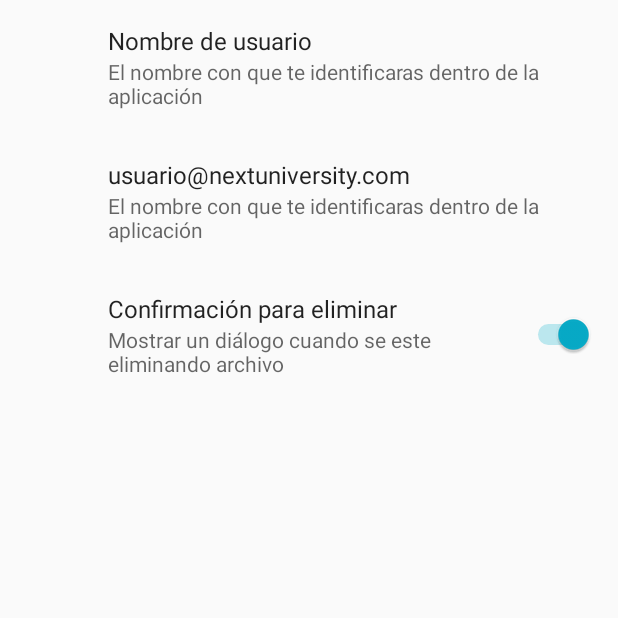
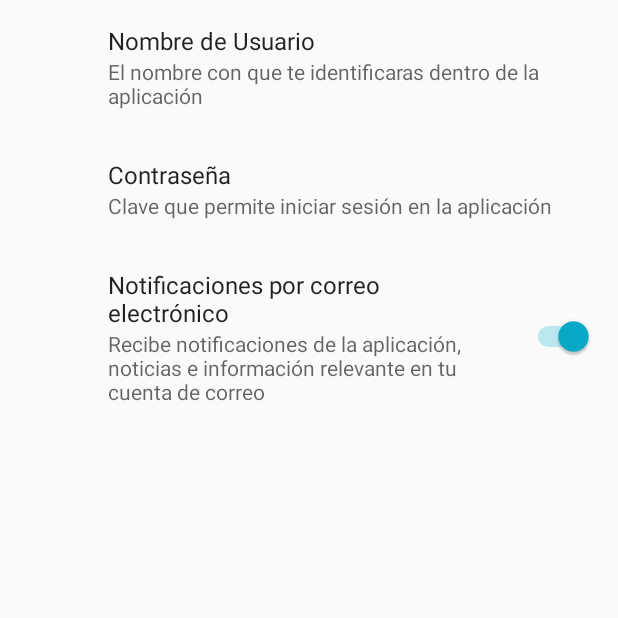
Before and after one commit to liyi85/ParkingControl, an Android app: the Main2Activity screen opened directly, with no data from a screen before it, in the side drawer, after a tap on "Mi cuenta", on a phone screen of 412 x 824 dp, the top half of it. Run offline under Robolectric (Android 15) with nearby library versions, the phone set to English and light mode, and no system bars; our stand-ins replace androidx.preference; network calls fail.

Commit message:
Actualizacion de configuracion de usuario

```diff
--- a/app/src/main/java/com/example/andrearodriguez/parkingcontrol/CuentaFragment.java
+++ b/app/src/main/java/com/example/andrearodriguez/parkingcontrol/CuentaFragment.java
@@ -22,4 +22,5 @@ public class CuentaFragment extends PreferenceFragmentCompat {
             activity2.navigationView.setCheckedItem(R.id.nav_cuenta);
         }
     }
+
 }
--- a/app/src/main/java/com/example/andrearodriguez/parkingcontrol/Main2Activity.java
+++ b/app/src/main/java/com/example/andrearodriguez/parkingcontrol/Main2Activity.java
@@ -13,6 +13,7 @@ import android.support.v4.view.GravityCompat;
 import android.support.v4.widget.DrawerLayout;
 import android.support.v7.app.ActionBarDrawerToggle;
 import android.support.v7.app.AppCompatActivity;
+import android.support.v7.preference.PreferenceManager;
 import android.support.v7.widget.GridLayoutManager;
 import android.support.v7.widget.RecyclerView;
 import android.support.v7.widget.Toolbar;
@@ -25,8 +26,6 @@ import android.widget.Toast;
 import com.example.andrearodriguez.parkingcontrol.adapter.RegistroAdapter;
 
 import java.io.IOException;
-
-import static com.example.andrearodriguez.parkingcontrol.PreferencesConstants.KEY_USERNAME;
 
 /**
  * Created by andrearodriguez on 11/9/17.
@@ -43,6 +42,7 @@ class Main2Activity extends AppCompatActivity
     TextView textUsername;
     TextView textUseremail;
     private RegistroAdapter adapter;
+    View header;
 
     private final int REQUEST_CODE = 1;
     private final String[] PERMISOS = {
@@ -65,9 +65,6 @@ class Main2Activity extends AppCompatActivity
 
         pref = getSharedPreferences(PreferencesConstants.PREFERENCE_NAME, MODE_PRIVATE);
 
-        Bundle datos = this.getIntent().getExtras();
-        String currenUser = datos.getString(KEY_USERNAME);
-
         drawerLayout = (DrawerLayout) findViewById(R.id.drawer_layout);
 
         Fragment fragment = new ParkingFragment();
@@ -78,14 +75,7 @@ class Main2Activity extends AppCompatActivity
         navigationView = (NavigationView) findViewById(R.id.nav_view);
         if (navigationView != null)
             navigationView.setNavigationItemSelectedListener(this);
-
-        View headerView = navigationView.getHeaderView(0);
-
-        textUsername = (TextView) headerView.findViewById(R.id.text_name);
-        textUsername.setText(currenUser);
-
-        textUseremail = (TextView) headerView.findViewById(R.id.text_email);
-        textUseremail.setText(currenUser+"@example.com");
+        header = navigationView.getHeaderView(0);
 
     }
 
@@ -105,6 +95,10 @@ class Main2Activity extends AppCompatActivity
         drawerLayout.addDrawerListener(toogle);
         toogle.syncState();
 
+        String username = pref.getString(PreferencesConstants.KEY_USERNAME, null);
+
+        updateUsername(username);
+
         if (tipo) {
 
             RecyclerView recyclerView = (RecyclerView) findViewById(R.id.recycler_view);
@@ -120,6 +114,23 @@ class Main2Activity extends AppCompatActivity
             recyclerView.setHasFixedSize(true);
             recyclerView.setLayoutManager(new GridLayoutManager(this, 2));
             recyclerView.setAdapter(adapter);
+        }
+    }
+
+    private void updateUsername(String usuario) {
+        textUsername = (TextView) header.findViewById(R.id.text_name);
+        textUsername.setText(usuario);
+
+        textUseremail = (TextView) header.findViewById(R.id.text_email);
+        textUseremail.setText(usuario+"@example.com");
+
+        SharedPreferences configuraciones = PreferenceManager.getDefaultSharedPreferences(this);
+        String nombre = configuraciones.getString("nombre_de_usuario", null);
+        String email = configuraciones.getString("nombre_de_usuario", null);
+
+        if (textUsername != null && textUseremail !=null) {
+            textUsername.setText(nombre);
+            textUseremail.setText(email + "@ejemplo.com");
         }
     }
 
@@ -173,4 +184,5 @@ class Main2Activity extends AppCompatActivity
             updateView("ParkingControl", "Paruqeos", true);
         adapter.notifyDataSetChanged();
     }
+
 }
--- a/app/src/main/res/layout/fragment_cuenta.xml
+++ b/app/src/main/res/layout/fragment_cuenta.xml
@@ -5,6 +5,10 @@
     android:layout_height="match_parent"
     android:fitsSystemWindows="true"
     tools:context=".Main2Activity">
+
+    <RelativeLayout
+        android:layout_width="match_parent"
+        android:layout_height="match_parent">
 
 
         <android.support.design.widget.AppBarLayout
@@ -22,4 +26,12 @@
 
         </android.support.design.widget.AppBarLayout>
 
+    <FrameLayout
+        android:layout_below="@+id/appBar"
+        android:layout_width="match_parent"
+        android:layout_height="fill_parent"
+        android:id="@android:id/list_container"
+        tools:ignore="NewApi" />
+    </RelativeLayout>
+
 </android.support.design.widget.CoordinatorLayout>
--- a/app/src/main/res/values/strings.xml
+++ b/app/src/main/res/values/strings.xml
@@ -27,11 +27,11 @@
     <string name="registrar">REGISTRAR</string>
     <string name="registrar_parqueo">Registrar parqueo</string>
 
-    <string name="title_name">Nombre de usuario</string>
     <string name="summary_name">El nombre con que te identificaras dentro de la aplicación</string>
-    <string name="default_name">usuario@nextuniversity.com</string>
 
-    <string name="summary_confirm_delete">Mostrar un diálogo cuando se este eliminando archivo</string>
-    <string name="title_confirm_delete">Confirmación para eliminar</string>
+    <string name="summary_password">Clave que permite iniciar sesión en la aplicación</string>
+
+    <string name="notificacion_email">Recibe notificaciones de la aplicación, noticias e información relevante en tu cuenta de correo</string>
+    <string name="title_notificacion_email">Notificaciones por correo electrónico</string>
 
 </resources>
--- a/app/src/main/res/values/styles.xml
+++ b/app/src/main/res/values/styles.xml
@@ -6,17 +6,22 @@
         <item name="colorPrimary">@color/colorPrimary</item>
         <item name="colorPrimaryDark">@color/colorPrimaryDark</item>
         <item name="colorAccent">@color/colorAccent</item>
+        <item name="preferenceTheme">@style/AppPreferenceTheme</item>
     </style>
 
     <style name="AppTheme.NoActionBar">
         <item name="windowActionBar">false</item>
         <item name="windowNoTitle">true</item>
-        <item name="preferenceTheme">@style/PreferenceThemeOverlay.v14.Material</item>
     </style>
 
-    <style name="AppTheme.PreferenceThemeOverlay.v14.Material" parent="PreferenceThemeOverlay.v14.Material">
+    <style name="AppPreferenceTheme" parent="@style/PreferenceThemeOverlay.v14.Material">
+        <item name="preferenceFragmentCompatStyle">@style/AppPreferenceFragmentCompatStyle</item>
+    </style>
+    <!-- Custom Style for PreferenceFragmentCompat -->
+    <style name="AppPreferenceFragmentCompatStyle" parent="@style/PreferenceFragment.Material">
         <item name="android:layout">@layout/fragment_cuenta</item>
     </style>
+
 
     <style name="AppTheme.AppBarOverlay" parent="ThemeOverlay.AppCompat.Dark.ActionBar"/>
     <style name="AppTheme.PopupOverlay" parent="ThemeOverlay.AppCompat.Light"/>
--- a/app/src/main/res/xml/config_preferences.xml
+++ b/app/src/main/res/xml/config_preferences.xml
@@ -2,21 +2,19 @@
 <PreferenceScreen xmlns:android="http://schemas.android.com/apk/res/android">
 
     <EditTextPreference
-        android:defaultValue="@string/title_name"
-        android:key="name"
+        android:key="nombre_de_usuario"
         android:summary="@string/summary_name"
-        android:title="@string/title_name" />
+        android:title="@string/nombre_de_usuario" />
 
     <EditTextPreference
-        android:defaultValue="@string/default_name"
-        android:key="name"
-        android:summary="@string/summary_name"
-        android:title="@string/default_name" />
+        android:key="password"
+        android:summary="@string/summary_password"
+        android:title="@string/contraseña" />
 
     <SwitchPreference
         android:defaultValue="true"
-        android:key="confirm_delete"
-        android:summary="@string/summary_confirm_delete"
-        android:title="@string/title_confirm_delete" />
+        android:key="email"
+        android:summary="@string/notificacion_email"
+        android:title="@string/title_notificacion_email" />
 
 </PreferenceScreen>
```
